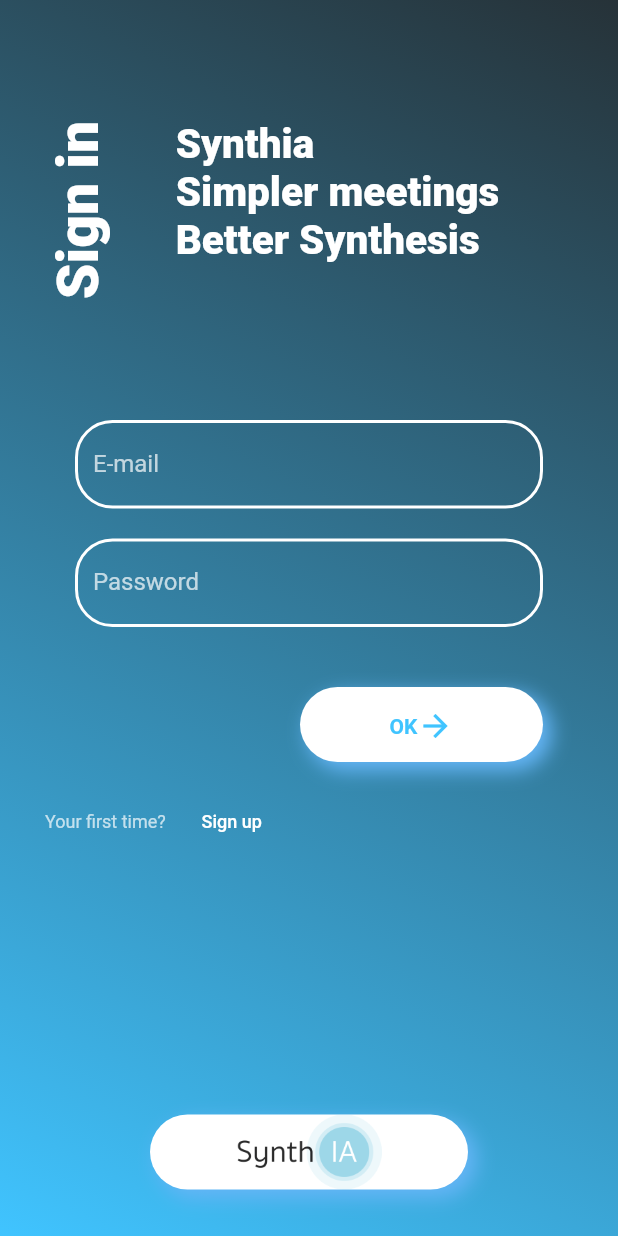
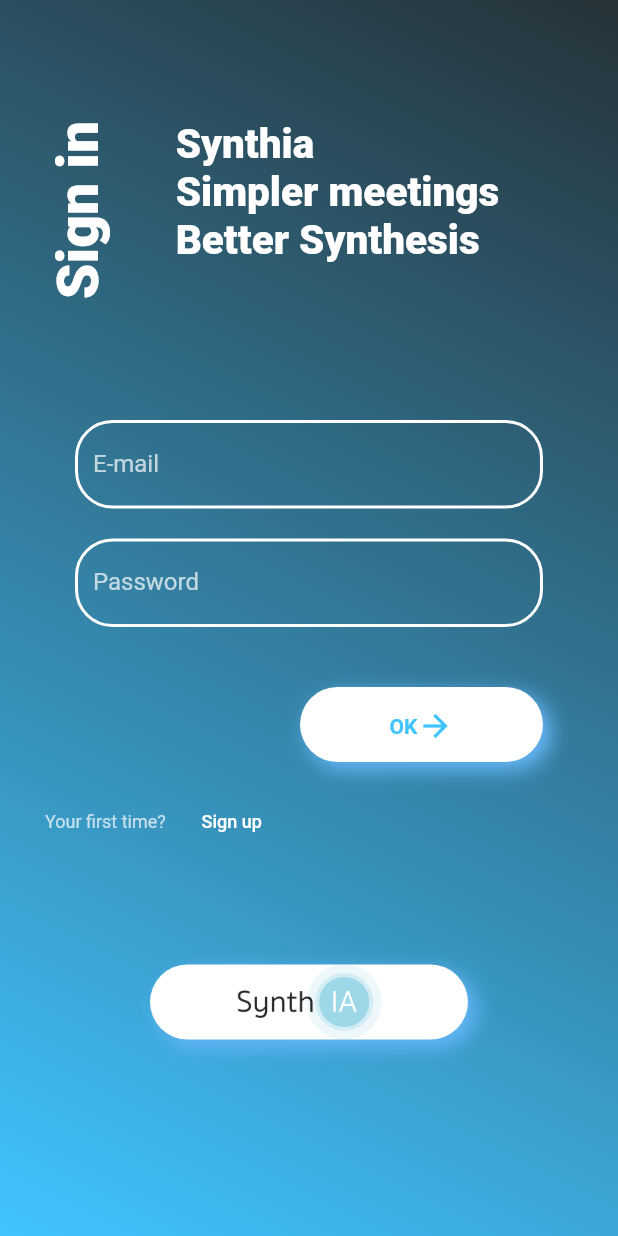
Before and after one commit to MatiCG/Synthia-app, a Flutter app: the screen it shows after launch, on a phone screen of 412 x 824 dp. Run offline on Flutter 3.47's test engine with Material 2 defaults, Android fonts, the phone set to English and light mode, and no system bars; our stand-ins replace cloud_firestore, firebase_auth; missing offline and left inert: flutter_email_sender, quill_delta, zefyr; accounts and stored records are empty.

Commit message:
add detail

```diff
--- a/lib/login_page.dart
+++ b/lib/login_page.dart
@@ -369,7 +369,7 @@ class _LoginPageState extends State<LoginPage> {
 
   Widget logo() {
     return Padding(
-        padding: const EdgeInsets.only(left:100.0, right: 100.0, top:100),
+        padding: const EdgeInsets.only(left:100.0, right: 100.0, bottom:100),
         child: Container(
           alignment: Alignment.bottomCenter,
           height: 50,
```
